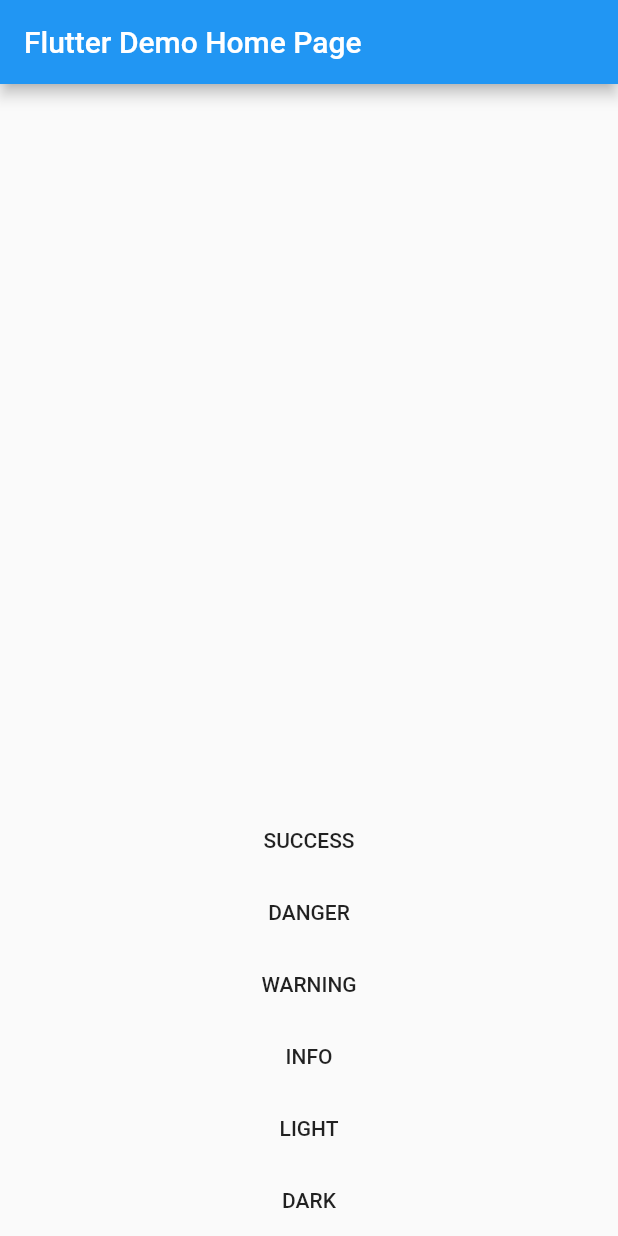
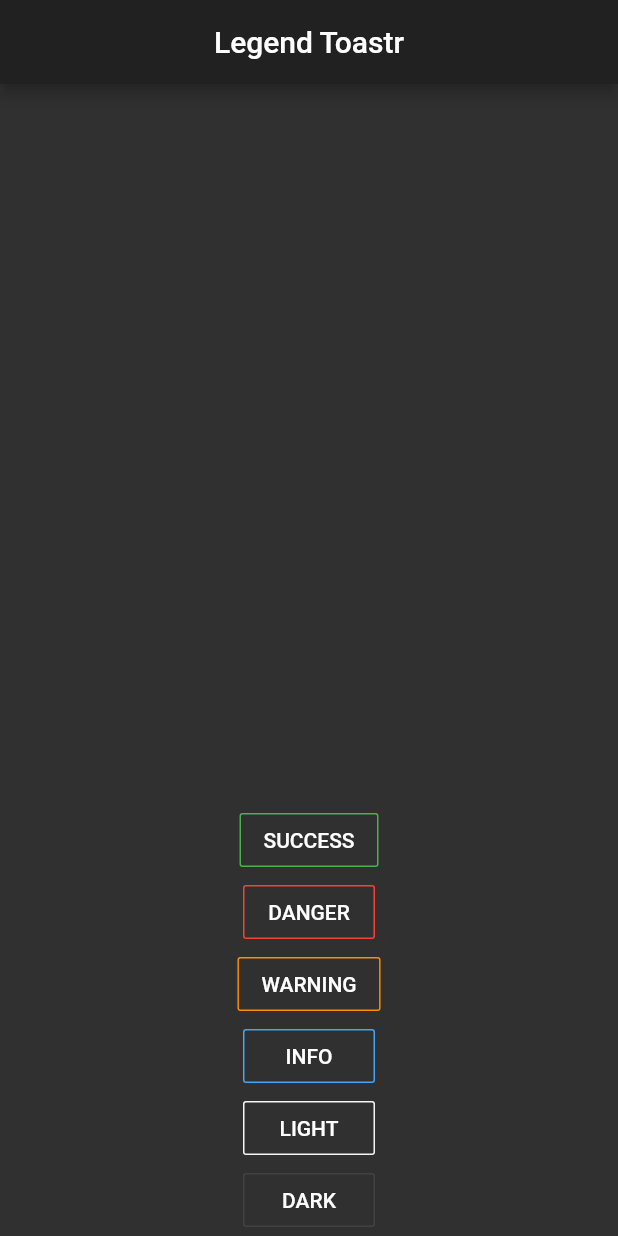
Before and after one commit to ahmeteminkara/legend_toastr, a Flutter app: the screen it shows after launch, on a phone screen of 412 x 824 dp. Run offline on Flutter 3.47's test engine with Material 2 defaults, Android fonts, the phone set to English and light mode, and no system bars.

Commit message:
animasyonu çalışıyor, paramterler düzenlenecek

```diff
--- a/example/lib/main.dart
+++ b/example/lib/main.dart
@@ -11,35 +11,26 @@ class MyApp extends StatelessWidget {
   Widget build(BuildContext context) {
     return MaterialApp(
       title: 'Flutter Demo',
-      theme: ThemeData(
-        primarySwatch: Colors.blue,
-        visualDensity: VisualDensity.adaptivePlatformDensity,
-      ),
-      home: MyHomePage(title: 'Flutter Demo Home Page'),
+      theme: ThemeData.dark(),
+      home: MyHomePage(),
     );
   }
 }
 
 class MyHomePage extends StatefulWidget {
-  MyHomePage({Key key, this.title}) : super(key: key);
-  final String title;
-
   @override
   _MyHomePageState createState() => _MyHomePageState();
 }
 
 class _MyHomePageState extends State<MyHomePage> {
-  int _counter = 0;
-
   final int durationSecond = 5;
 
   @override
   Widget build(BuildContext context) {
     return Scaffold(
       appBar: AppBar(
-        // Here we take the value from the MyHomePage object that was created by
-        // the App.build method, and use it to set our appbar title.
-        title: Text(widget.title),
+        centerTitle: true,
+        title: Text("Legend Toastr"),
       ),
       body: Center(
         // Center is a layout widget. It takes a single child and positions it
@@ -47,71 +38,77 @@ class _MyHomePageState extends State<MyHomePage> {
         child: Column(
           mainAxisAlignment: MainAxisAlignment.end,
           children: <Widget>[
-            FlatButton(
+            OutlineButton(
+                borderSide: BorderSide(
+                    color: LegendToastr.getColor(Style.SUCCESS).bgColor),
                 child: Text("SUCCESS"),
                 onPressed: () {
-                  _counter++;
                   final builder = LegendToastrBuilder(context)
-                    ..setMessage("SUCCESS $_counter")
+                    ..setMessage("SUCCESS MESSAGE")
                     ..setTheme(Style.SUCCESS)
                     ..setPadding(EdgeInsets.zero)
                     ..setDuration(durationSecond);
 
                   LegendToastr.show(builder);
                 }),
-            FlatButton(
+            OutlineButton(
+                borderSide: BorderSide(
+                    color: LegendToastr.getColor(Style.DANGER).bgColor),
                 child: Text("DANGER"),
                 onPressed: () {
-                  _counter++;
                   final builder = LegendToastrBuilder(context)
-                    ..setMessage("DANGER $_counter")
+                    ..setMessage("DANGER MESSAGE")
                     ..setTheme(Style.DANGER)
                     ..setPadding(EdgeInsets.zero)
                     ..setDuration(durationSecond);
 
                   LegendToastr.show(builder);
                 }),
-            FlatButton(
+            OutlineButton(
+                borderSide: BorderSide(
+                    color: LegendToastr.getColor(Style.WARNING).bgColor),
                 child: Text("WARNING"),
                 onPressed: () {
-                  _counter++;
                   final builder = LegendToastrBuilder(context)
-                    ..setMessage("WARNING $_counter")
+                    ..setMessage("WARNING MESSAGE")
                     ..setTheme(Style.WARNING)
                     ..setPadding(EdgeInsets.zero)
                     ..setDuration(durationSecond);
                   LegendToastr.show(builder);
                 }),
-            FlatButton(
+            OutlineButton(
+                borderSide: BorderSide(
+                    color: LegendToastr.getColor(Style.INFO).bgColor),
                 child: Text("INFO"),
                 onPressed: () {
-                  _counter++;
                   final builder = LegendToastrBuilder(context)
-                    ..setMessage("INFO $_counter")
+                    ..setMessage("INFO MESSAGE")
                     ..setTheme(Style.INFO)
                     ..setPadding(EdgeInsets.zero)
                     ..setDuration(durationSecond);
 
                   LegendToastr.show(builder);
                 }),
-            FlatButton(
+            OutlineButton(
+                borderSide: BorderSide(
+                    color: LegendToastr.getColor(Style.LIGHT).bgColor),
                 child: Text("LIGHT"),
                 onPressed: () {
-                  _counter++;
                   final builder = LegendToastrBuilder(context)
-                    ..setMessage("LIGHT $_counter")
+                    ..setMessage("LIGHT MESSAGE")
                     ..setTheme(Style.LIGHT)
                     ..setPadding(EdgeInsets.zero)
                     ..setDuration(durationSecond);
 
                   LegendToastr.show(builder);
                 }),
-            FlatButton(
+            OutlineButton(
+                borderSide: BorderSide(
+                    color: LegendToastr.getColor(Style.DARK).bgColor),
                 child: Text("DARK"),
                 onPressed: () {
-                  _counter++;
                   final builder = LegendToastrBuilder(context)
-                    ..setMessage("DARK $_counter")
+                    ..setMessage("DARK MESSAGE")
                     ..setTheme(Style.DARK)
                     ..setPadding(EdgeInsets.zero)
                     ..setDuration(durationSecond);
```
